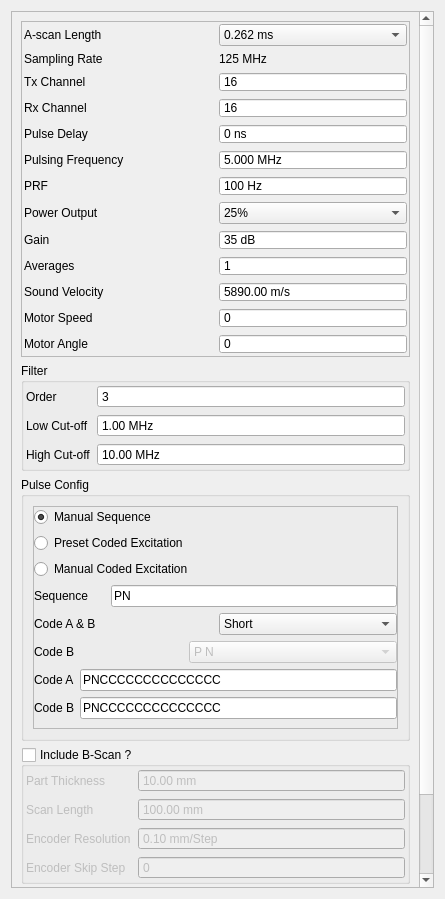
Before: the Qt Designer form tsettings.ui in SDJoeKing/Tubers_GUI, drawn with Qt 5.
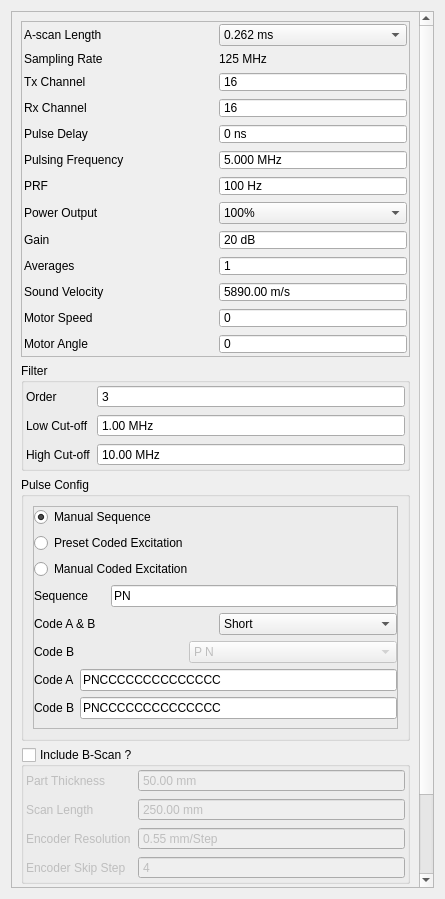
After: the same form once the commit is applied.

Diff of the .ui file:
```diff
--- a/tsettings.ui
+++ b/tsettings.ui
@@ -38,9 +38,9 @@
       <property name="geometry">
        <rect>
         <x>0</x>
-        <y>0</y>
-        <width>411</width>
-        <height>1046</height>
+        <y>-190</y>
+        <width>407</width>
+        <height>1065</height>
        </rect>
       </property>
       <layout class="QVBoxLayout" name="verticalLayout_6">
@@ -342,7 +342,7 @@
              <enum>Qt::FocusPolicy::ClickFocus</enum>
             </property>
             <property name="currentIndex">
-             <number>0</number>
+             <number>3</number>
             </property>
             <item>
              <property name="text">
@@ -397,7 +397,7 @@
              <number>48</number>
             </property>
             <property name="value">
-             <number>35</number>
+             <number>20</number>
             </property>
            </widget>
           </item>
@@ -981,7 +981,7 @@
              <double>9999.000000000000000</double>
             </property>
             <property name="value">
-             <double>10.000000000000000</double>
+             <double>50.000000000000000</double>
             </property>
            </widget>
           </item>
@@ -1007,7 +1007,7 @@
              <double>9999.000000000000000</double>
             </property>
             <property name="value">
-             <double>100.000000000000000</double>
+             <double>250.000000000000000</double>
             </property>
            </widget>
           </item>
@@ -1030,7 +1030,7 @@
              <string> mm/Step</string>
             </property>
             <property name="value">
-             <double>0.100000000000000</double>
+             <double>0.550000000000000</double>
             </property>
            </widget>
           </item>
@@ -1052,6 +1052,9 @@
             <property name="maximum">
              <number>5000</number>
             </property>
+            <property name="value">
+             <number>4</number>
+            </property>
            </widget>
           </item>
          </layout>
```
Left out of the diff: 90 changed lines with no effect on the pictures.
